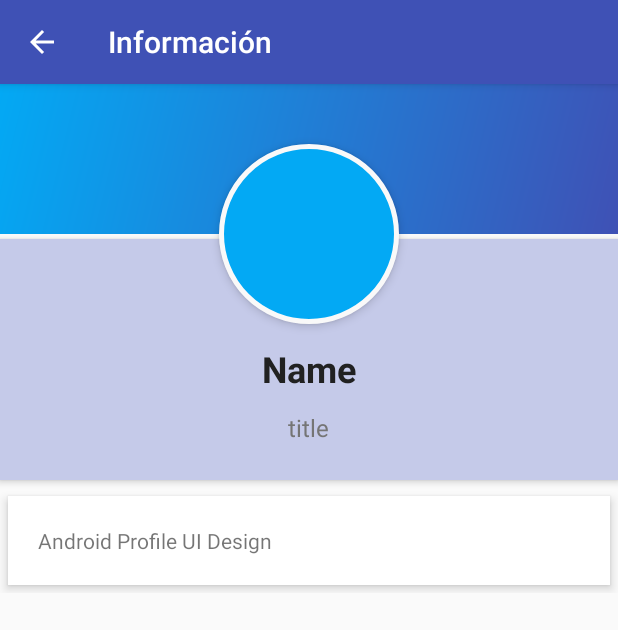
After one commit to g3l0o/cv, an Android app: the InformationActivity screen opened directly, with no data from a screen before it, on a phone screen of 412 x 824 dp. The commit adds this screen. Shown: the top 630 px of the screen. Run offline under Robolectric (Android 15) with nearby library versions, the phone set to English and light mode, and no system bars; 6 statements that could not run were skipped.

Commit message:
Information class 	imageURL added 	title added
Information activity created to show the user information

profile_circular_view created to show the profile picture
side_nav_bar modified to show the profile picture

```diff
--- a/app/build.gradle
+++ b/app/build.gradle
@@ -27,6 +27,7 @@ dependencies {
     compile 'com.android.support:appcompat-v7:25.1.1'
     compile 'com.android.support:design:25.1.1'
     compile 'com.google.firebase:firebase-database:9.6.0'
+    compile 'com.google.firebase:firebase-storage:9.6.0'
     testCompile 'junit:junit:4.12'
 }
 
--- /dev/null
+++ b/app/src/main/java/com/roger/cv/InformationActivity.java
@@ -0,0 +1,58 @@
+package com.roger.cv;
+
+import android.graphics.Bitmap;
+import android.graphics.BitmapFactory;
+import android.os.Bundle;
+import android.support.v4.graphics.drawable.RoundedBitmapDrawable;
+import android.support.v4.graphics.drawable.RoundedBitmapDrawableFactory;
+import android.support.v7.app.AppCompatActivity;
+import android.support.v7.widget.Toolbar;
+import android.widget.ImageButton;
+import android.widget.TextView;
+
+import java.io.ByteArrayInputStream;
+
+public class InformationActivity extends AppCompatActivity {
+
+    private Information information;
+    private TextView TextViewName;
+    private TextView TextViewTitle;
+
+    private ImageButton profileImage;
+
+    private TextView TextViewAddress;
+
+    private byte[] imageBytes;
+
+    @Override
+    protected void onCreate(Bundle savedInstanceState) {
+        super.onCreate(savedInstanceState);
+        setContentView(R.layout.activity_information);
+        Toolbar toolbar = (Toolbar) findViewById(R.id.toolbar);
+        setSupportActionBar(toolbar);
+
+        TextViewName = (TextView) findViewById(R.id.user_profile_name);
+        TextViewTitle = (TextView) findViewById(R.id.user_profile_title);
+        TextViewAddress = (TextView) findViewById(R.id.information_address);
+        profileImage = (ImageButton) findViewById(R.id.user_profile_image);
+
+        information = getIntent().getExtras().getParcelable("information");
+        imageBytes = getIntent().getExtras().getByteArray("imageBytes");
+
+        TextViewName.setText(information.getName());
+        TextViewTitle.setText(information.getTitle());
+        TextViewAddress.setText(information.getAddress());
+
+        ByteArrayInputStream imageStream = new ByteArrayInputStream(imageBytes);
+        Bitmap bm = BitmapFactory.decodeStream(imageStream);
+
+        RoundedBitmapDrawable rid = RoundedBitmapDrawableFactory.create(getResources(), bm);
+        rid.setCircular(true);
+
+
+        profileImage.setImageDrawable(rid);
+
+        getSupportActionBar().setDisplayHomeAsUpEnabled(true);
+    }
+
+}
--- /dev/null
+++ b/app/src/main/res/drawable/profile_circular_imageview.xml
@@ -0,0 +1,18 @@
+<?xml version="1.0" encoding="utf-8"?>
+<shape xmlns:android="http://schemas.android.com/apk/res/android"
+    android:shape="rectangle">
+
+    <corners android:radius="100dp" />
+
+    <solid android:color="#03A9F4" />
+
+    <stroke
+        android:width="3dp"
+        android:color="#f9f9f9" />
+
+    <padding
+        android:bottom="4dp"
+        android:left="4dp"
+        android:right="4dp"
+        android:top="4dp" />
+</shape>
--- a/app/src/main/res/drawable/side_nav_bar.xml
+++ b/app/src/main/res/drawable/side_nav_bar.xml
@@ -2,7 +2,7 @@
     android:shape="rectangle">
     <gradient
         android:angle="135"
-        android:startColor="#43C6AC"
-        android:endColor="#191654"
+        android:startColor="#3F51B5"
+        android:endColor="#03A9F4"
         android:type="linear" />
 </shape>
--- /dev/null
+++ b/app/src/main/res/layout/activity_information.xml
@@ -0,0 +1,26 @@
+<?xml version="1.0" encoding="utf-8"?>
+<android.support.design.widget.CoordinatorLayout xmlns:android="http://schemas.android.com/apk/res/android"
+    xmlns:app="http://schemas.android.com/apk/res-auto"
+    xmlns:tools="http://schemas.android.com/tools"
+    android:layout_width="match_parent"
+    android:layout_height="match_parent"
+    android:fitsSystemWindows="true"
+    tools:context="com.roger.cv.InformationActivity">
+
+    <android.support.design.widget.AppBarLayout
+        android:layout_width="match_parent"
+        android:layout_height="wrap_content"
+        android:theme="@style/AppTheme.AppBarOverlay">
+
+        <android.support.v7.widget.Toolbar
+            android:id="@+id/toolbar"
+            android:layout_width="match_parent"
+            android:layout_height="?attr/actionBarSize"
+            android:background="?attr/colorPrimary"
+            app:popupTheme="@style/AppTheme.PopupOverlay" />
+
+    </android.support.design.widget.AppBarLayout>
+
+    <include layout="@layout/content_information" />
+
+</android.support.design.widget.CoordinatorLayout>
--- /dev/null
+++ b/app/src/main/res/layout/content_information.xml
@@ -0,0 +1,96 @@
+<?xml version="1.0" encoding="utf-8"?>
+<ScrollView
+    xmlns:android="http://schemas.android.com/apk/res/android"
+    xmlns:app="http://schemas.android.com/apk/res-auto"
+    xmlns:tools="http://schemas.android.com/tools"
+    android:id="@+id/content_information"
+    android:layout_width="match_parent"
+    android:layout_height="match_parent"
+    app:layout_behavior="@string/appbar_scrolling_view_behavior"
+    tools:context="com.roger.cv.InformationActivity"
+    tools:showIn="@layout/activity_information">
+
+    <RelativeLayout
+        android:layout_width="match_parent"
+        android:layout_height="match_parent">
+
+        <ImageView
+            android:id="@+id/header_cover_image"
+            android:layout_width="match_parent"
+            android:layout_height="100dp"
+            android:scaleType="centerCrop"
+            android:src="@drawable/side_nav_bar"/>
+
+        <ImageButton xmlns:android="http://schemas.android.com/apk/res/android"
+            android:id="@+id/user_profile_image"
+            android:layout_width="120dp"
+            android:layout_height="120dp"
+            android:layout_below="@+id/header_cover_image"
+            android:layout_centerHorizontal="true"
+            android:background="@drawable/profile_circular_imageview"
+            android:elevation="4dp"
+            android:layout_marginTop="-60dp"
+            android:padding="3dp"
+            android:scaleType="centerCrop"
+            android:src="@android:drawable/sym_def_app_icon" />
+
+        <RelativeLayout
+            android:id="@+id/profile_layout"
+            android:layout_width="match_parent"
+            android:layout_height="wrap_content"
+            android:layout_below="@+id/header_cover_image"
+            android:background="#C5CAE9"
+            android:layout_marginTop="3dp"
+            android:elevation="3dp"
+            android:paddingBottom="24dp">
+
+            <TextView
+                android:id="@+id/user_profile_name"
+                android:layout_width="wrap_content"
+                android:layout_height="wrap_content"
+                android:layout_centerHorizontal="true"
+                android:layout_marginTop="70dp"
+                android:text="Name"
+                android:textColor="@color/colorPrimary_text"
+                android:textSize="24sp"
+                android:textStyle="bold" />
+
+            <TextView
+                android:id="@+id/user_profile_title"
+                android:layout_width="wrap_content"
+                android:layout_height="wrap_content"
+                android:layout_below="@+id/user_profile_name"
+                android:layout_centerHorizontal="true"
+                android:layout_marginTop="12dp"
+                android:text="title"
+                android:textColor="@color/colorSecondary_text"
+                android:textSize="16sp" />
+
+        </RelativeLayout>
+
+
+        <LinearLayout
+            android:layout_width="fill_parent"
+            android:layout_height="wrap_content"
+            android:layout_below="@+id/profile_layout"
+            android:layout_marginTop="5dp"
+            android:orientation="vertical">
+
+            <TextView
+                android:id="@+id/information_address"
+                android:layout_width="fill_parent"
+                android:layout_height="wrap_content"
+                android:layout_margin="5dp"
+                android:background="#fff"
+                android:clickable="true"
+                android:elevation="4dp"
+                android:padding="20dp"
+                android:text="Android Profile UI Design" />
+
+
+
+        </LinearLayout>
+
+    </RelativeLayout>
+
+</ScrollView>
--- a/app/src/main/res/values/dimens.xml
+++ b/app/src/main/res/values/dimens.xml
@@ -1,7 +1,7 @@
 <resources>
     <!-- Default screen margins, per the Android Design guidelines. -->
     <dimen name="nav_header_vertical_spacing">16dp</dimen>
-    <dimen name="nav_header_height">160dp</dimen>
+    <dimen name="nav_header_height">190dp</dimen>
     <!-- Default screen margins, per the Android Design guidelines. -->
     <dimen name="activity_horizontal_margin">16dp</dimen>
     <dimen name="activity_vertical_margin">16dp</dimen>
--- a/app/src/main/res/values/strings.xml
+++ b/app/src/main/res/values/strings.xml
@@ -12,6 +12,7 @@
     <string name="menu_languages">Idiomas</string>
     <string name="menu_communicate">Contacto</string>
     <string name="menu_send">Enviar CV</string>
+    <string name="title_activity_information">Información</string>
 
 
 </resources>
```
Also changed, not shown: app/src/main/AndroidManifest.xml (+9 -0 lines), app/src/main/java/com/roger/cv/Information.java (+16 -7 lines), app/src/main/java/com/roger/cv/MainActivity.java (+45 -2 lines), app/src/main/res/layout/nav_header_main.xml (+11 -7 lines).
